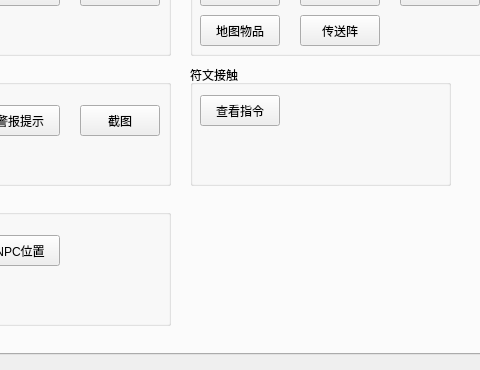
The window that mainwindow.ui (kinvcode/BattleMush) describes before a commit, drawn with Qt 5; both pictures show x 157 to 637 and y 230 to 600 of the 800 by 600 pixel window.
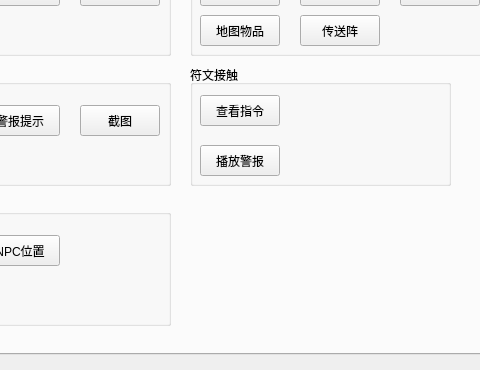
The same window after the commit. The open tabs and pages were chosen to show the change. Custom widgets are drawn as their Qt base class.

What changed in the file:
```diff
--- a/mainwindow.ui
+++ b/mainwindow.ui
@@ -2528,6 +2528,31 @@
             <string>查看指令</string>
            </property>
           </widget>
+          <widget class="QPushButton" name="pushButton_play_alarm_sound">
+           <property name="geometry">
+            <rect>
+             <x>10</x>
+             <y>80</y>
+             <width>80</width>
+             <height>31</height>
+            </rect>
+           </property>
+           <property name="minimumSize">
+            <size>
+             <width>80</width>
+             <height>31</height>
+            </size>
+           </property>
+           <property name="maximumSize">
+            <size>
+             <width>80</width>
+             <height>31</height>
+            </size>
+           </property>
+           <property name="text">
+            <string>播放警报</string>
+           </property>
+          </widget>
          </widget>
          <widget class="QGroupBox" name="groupBox_9">
           <property name="geometry">
```
Left out of the diff: 4 changed lines with no effect on the pictures.
